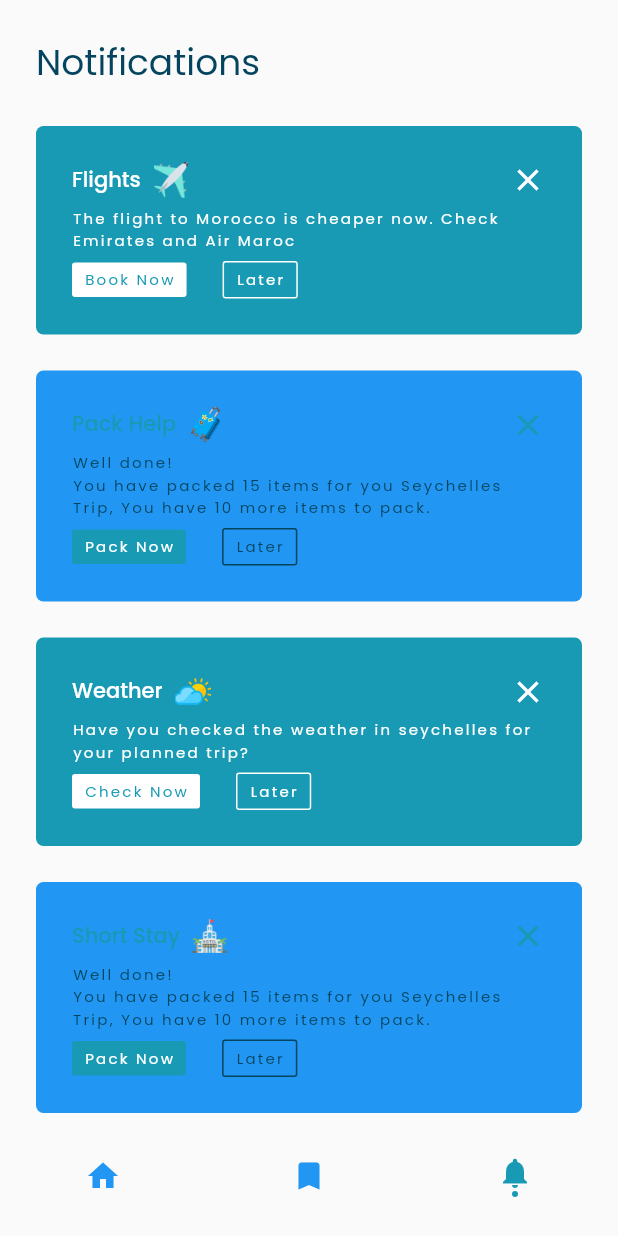
After one commit to sajalAppdevs/trips, a Flutter app: the DashboardScreen screen opened by its route, item 3 of the bottom bar chosen, on a phone screen of 412 x 824 dp. The commit adds this screen. Run offline on Flutter 3.47's test engine with Material 2 defaults, Android fonts, the phone set to English and light mode, and no system bars; our stand-ins replace flutter_svg, google_fonts; statements that could not run were skipped.

Commit message:
finished notifications screen

```diff
--- /dev/null
+++ b/lib/data/model/notification.dart
@@ -0,0 +1,44 @@
+import '../../presentation/core/assets.dart';
+import '../../presentation/core/strings.dart';
+
+class Notification {
+  final String title, image, content, button;
+
+  const Notification({
+    required this.title,
+    required this.image,
+    required this.content,
+    required this.button,
+  });
+}
+
+const sNotifications = [
+  Notification(
+    title: Strings.flights,
+    image: Assets.flights,
+    content:
+        'The flight to Morocco is cheaper now. Check Emirates and Air Maroc',
+    button: 'Book Now',
+  ),
+  Notification(
+    title: Strings.packHelp,
+    image: Assets.packHelp,
+    content:
+        'Well done!\nYou have packed 15 items for you Seychelles Trip, You have 10 more items to pack.',
+    button: 'Pack Now',
+  ),
+  Notification(
+    title: Strings.weather,
+    image: Assets.weather,
+    content:
+        'Have you checked the weather in seychelles for your planned trip?',
+    button: 'Check Now',
+  ),
+  Notification(
+    title: Strings.shortStay,
+    image: Assets.shortStay,
+    content:
+        'Well done!\nYou have packed 15 items for you Seychelles Trip, You have 10 more items to pack.',
+    button: 'Pack Now',
+  ),
+];
--- a/lib/presentation/core/assets.dart
+++ b/lib/presentation/core/assets.dart
@@ -16,7 +16,7 @@ class Assets {
   static const map = 'assets/images/map.png';
   static const packHelp = 'assets/images/pack_help.png';
   static const restaurants = 'assets/images/restaurants.png';
-  static const shortStory = 'assets/images/short_story.png';
+  static const shortStay = 'assets/images/short_stay.png';
   static const weather = 'assets/images/weather.png';
   static const expensesPlanner = 'assets/images/expenses_planner.png';
 
--- a/lib/presentation/core/strings.dart
+++ b/lib/presentation/core/strings.dart
@@ -19,7 +19,7 @@ class Strings {
   static const map = 'Map';
   static const packHelp = 'Pack Help';
   static const restaurants = 'Restaurants';
-  static const shortStory = 'Short Story';
+  static const shortStay = 'Short Stay';
   static const weather = 'Weather';
   static const expensesPlanner = 'Expenses Planner';
 
@@ -28,4 +28,9 @@ class Strings {
   static const austria = 'Austria';
   static const seychelles = 'Seychelles';
   static const paris = 'Paris';
+
+  // Notifications
+  static const notificationsTitle = 'Notifications';
+  static const later = 'Later';
+  static const noNotification = 'No New Notification';
 }
--- a/lib/presentation/screens/dashboard.dart
+++ b/lib/presentation/screens/dashboard.dart
@@ -7,6 +7,7 @@ import '../core/strings.dart';
 import '../widgets/bottom_bar.dart';
 import '../widgets/image_box.dart';
 import '../widgets/user_image.dart';
+import 'notifications.dart';
 import 'plans.dart';
 
 class DashboardScreen extends StatefulWidget {
@@ -28,7 +29,7 @@ class _DashboardScreenState extends State<DashboardScreen> {
   final pages = const [
     _DashboardScreen(),
     PlansScreen(),
-    SizedBox(),
+    NotificationsScreen(),
   ];
 
   @override
@@ -70,7 +71,7 @@ class _DashboardScreen extends StatelessWidget {
     [Strings.flights, Assets.flights],
     [Strings.packHelp, Assets.packHelp],
     [Strings.leisure, Assets.leisure],
-    [Strings.shortStory, Assets.shortStory],
+    [Strings.shortStay, Assets.shortStay],
     [Strings.map, Assets.map],
     [Strings.restaurants, Assets.restaurants],
     [Strings.drinks, Assets.drinks],
--- /dev/null
+++ b/lib/presentation/screens/notifications.dart
@@ -0,0 +1,58 @@
+import 'package:flutter/material.dart';
+
+import '../../data/model/notification.dart';
+import '../core/dimens.dart';
+import '../core/strings.dart';
+import '../widgets/notification.dart';
+
+class NotificationsScreen extends StatefulWidget {
+  const NotificationsScreen({Key? key}) : super(key: key);
+
+  @override
+  State<NotificationsScreen> createState() => _NotificationsScreenState();
+}
+
+class _NotificationsScreenState extends State<NotificationsScreen> {
+  final notifications = sNotifications.toList();
+
+  @override
+  Widget build(BuildContext context) {
+    final theme = Theme.of(context);
+    return Scaffold(
+      body: SafeArea(
+        child: ListView(
+          shrinkWrap: true,
+          padding: const EdgeInsets.all(sPadding),
+          children: [
+            Text(
+              Strings.notificationsTitle,
+              style: theme.textTheme.headline5?.copyWith(
+                fontWeight: FontWeight.w400,
+              ),
+            ),
+            if (notifications.isNotEmpty) ...{
+              ...notifications.asMap().entries.map((e) {
+                return Padding(
+                  padding: const EdgeInsets.only(
+                    top: sPadding,
+                  ),
+                  child: NotificationWidget(
+                    e.value,
+                    variant: e.key % 2 != 0,
+                    onRemove: () {
+                      setState(() {
+                        notifications.removeAt(e.key);
+                      });
+                    },
+                  ),
+                );
+              }),
+            } else ...{
+              const NoNotificationWidget(),
+            }
+          ],
+        ),
+      ),
+    );
+  }
+}
--- a/lib/presentation/widgets/bottom_bar.dart
+++ b/lib/presentation/widgets/bottom_bar.dart
@@ -55,17 +55,16 @@ class BottomBarItem extends StatelessWidget {
   @override
   Widget build(BuildContext context) {
     final theme = Theme.of(context);
-    return Column(
+    return IconButton(
+      onPressed: onClick,
+      icon: Column(
         mainAxisSize: MainAxisSize.min,
         children: [
-        IconButton(
-          onPressed: onClick,
-          icon: Icon(
+          Icon(
             icon,
             color: selected
                 ? theme.colorScheme.primary
                 : theme.colorScheme.primaryContainer,
-          ),
           ),
           if (selected) ...{
             Container(
@@ -78,6 +77,7 @@ class BottomBarItem extends StatelessWidget {
             )
           }
         ],
+      ),
     );
   }
 }
--- /dev/null
+++ b/lib/presentation/widgets/notification.dart
@@ -0,0 +1,139 @@
+import 'package:flutter/material.dart';
+
+import '../../data/model/notification.dart' as model;
+import '../core/dimens.dart';
+import '../core/strings.dart';
+
+class NotificationWidget extends StatelessWidget {
+  final model.Notification notification;
+  final bool variant;
+  final Function()? onRemove;
+
+  const NotificationWidget(
+    this.notification, {
+    Key? key,
+    this.variant = false,
+    this.onRemove,
+  }) : super(key: key);
+
+  @override
+  Widget build(BuildContext context) {
+    final theme = Theme.of(context);
+
+    return Container(
+      padding: const EdgeInsets.all(sPadding),
+      decoration: BoxDecoration(
+        borderRadius: BorderRadius.circular(5),
+        color: variant
+            ? theme.colorScheme.primaryContainer
+            : theme.colorScheme.primary,
+      ),
+      child: Column(
+        mainAxisSize: MainAxisSize.min,
+        crossAxisAlignment: CrossAxisAlignment.start,
+        children: [
+          Row(
+            children: [
+              Text(
+                notification.title,
+                style: theme.textTheme.bodyText1?.copyWith(
+                  fontWeight: FontWeight.w500,
+                  color: variant ? theme.colorScheme.primary : Colors.white,
+                ),
+              ),
+              hSpace(sSecondaryPadding / 2),
+              Image.asset(
+                notification.image,
+                width: sPadding,
+                height: sPadding,
+              ),
+              const Spacer(),
+              GestureDetector(
+                onTap: onRemove,
+                child: Icon(
+                  Icons.close,
+                  color: variant ? theme.colorScheme.primary : Colors.white,
+                ),
+              ),
+            ],
+          ),
+          vSpace(sPadding / 4),
+          Text(
+            notification.content,
+            style: theme.textTheme.overline?.copyWith(
+              color: variant ? null : Colors.white,
+            ),
+          ),
+          vSpace(sPadding / 4),
+          Row(
+            children: [
+              Container(
+                padding: const EdgeInsets.symmetric(
+                  horizontal: sSecondaryPadding / 2,
+                  vertical: sSecondaryPadding / 4,
+                ),
+                decoration: BoxDecoration(
+                  color: variant ? theme.colorScheme.primary : Colors.white,
+                  borderRadius: BorderRadius.circular(2),
+                ),
+                child: Text(
+                  notification.button,
+                  style: theme.textTheme.overline?.copyWith(
+                    color: variant ? Colors.white : theme.colorScheme.primary,
+                  ),
+                ),
+              ),
+              hSpace(sPadding),
+              Container(
+                padding: const EdgeInsets.symmetric(
+                  horizontal: sSecondaryPadding / 2,
+                  vertical: sSecondaryPadding / 4,
+                ),
+                decoration: BoxDecoration(
+                  border: Border.fromBorderSide(
+                    BorderSide(
+                      color: variant
+                          ? theme.textTheme.bodyText1?.color ?? Colors.white
+                          : Colors.white,
+                    ),
+                  ),
+                  borderRadius: BorderRadius.circular(2),
+                ),
+                child: Text(
+                  Strings.later,
+                  style: theme.textTheme.overline?.copyWith(
+                    color: variant ? null : Colors.white,
+                  ),
+                ),
+              ),
+            ],
+          )
+        ],
+      ),
+    );
+  }
+}
+
+class NoNotificationWidget extends StatelessWidget {
+  const NoNotificationWidget({Key? key}) : super(key: key);
+
+  @override
+  Widget build(BuildContext context) {
+    final theme = Theme.of(context);
+
+    return Container(
+      padding: const EdgeInsets.all(sPadding),
+      decoration: BoxDecoration(
+        borderRadius: BorderRadius.circular(5),
+        color: theme.colorScheme.primary,
+      ),
+      child: Text(
+        Strings.noNotification,
+        style: theme.textTheme.bodyText1?.copyWith(
+          fontWeight: FontWeight.w500,
+          color: Colors.white,
+        ),
+      ),
+    );
+  }
+}
```
Also changed, not shown: assets/images/short_stay.png (renamed from assets/images/short_story.png). Lines whose indentation alone changed are shown as unchanged.
